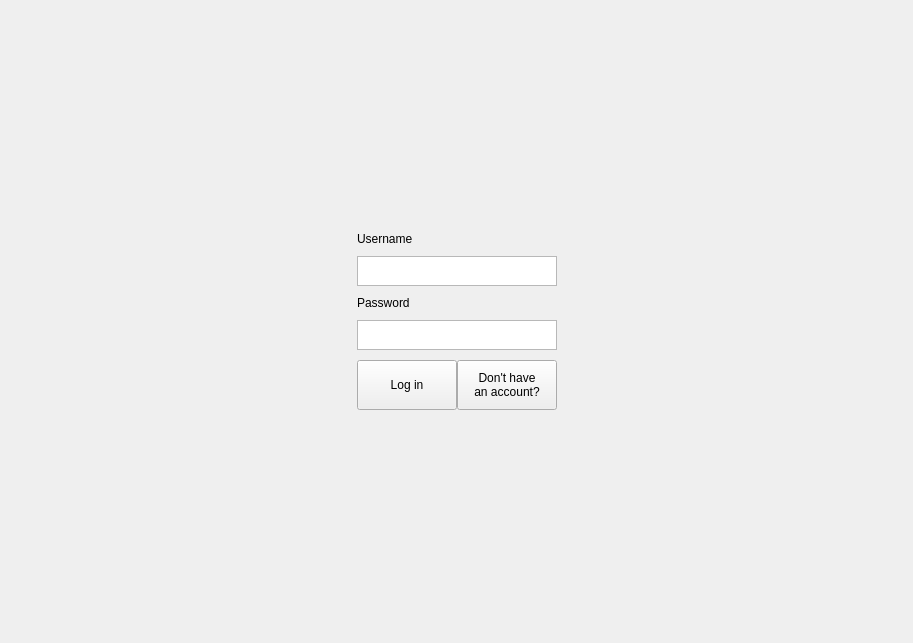
This is task-tracker-frontend/AuthorizationWidget.ui in Unkorunk/task-tracker as Qt 5 draws it before an edit. The edited form follows.
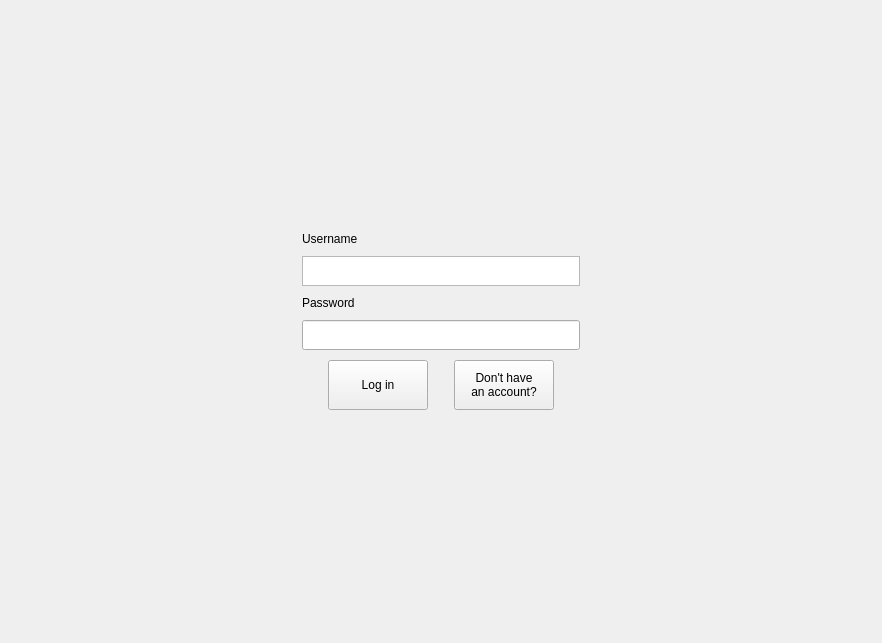
This is the edited form.

Commit message: fix dign up window

Patch:
```diff
--- a/task-tracker-frontend/AuthorizationWidget.ui
+++ b/task-tracker-frontend/AuthorizationWidget.ui
@@ -6,7 +6,7 @@
    <rect>
     <x>0</x>
     <y>0</y>
-    <width>913</width>
+    <width>882</width>
     <height>643</height>
    </rect>
   </property>
@@ -37,13 +37,13 @@
      </property>
      <property name="minimumSize">
       <size>
-       <width>250</width>
+       <width>300</width>
        <height>0</height>
       </size>
      </property>
      <property name="maximumSize">
       <size>
-       <width>150</width>
+       <width>300</width>
        <height>16777215</height>
       </size>
      </property>
@@ -108,13 +108,13 @@
         </property>
         <property name="minimumSize">
          <size>
-          <width>25</width>
+          <width>278</width>
           <height>0</height>
          </size>
         </property>
         <property name="maximumSize">
          <size>
-          <width>16777215</width>
+          <width>278</width>
           <height>30</height>
          </size>
         </property>
@@ -146,9 +146,9 @@
        </widget>
       </item>
       <item>
-       <widget class="QTextEdit" name="passwordField">
+       <widget class="QLineEdit" name="passwordField">
         <property name="sizePolicy">
-         <sizepolicy hsizetype="Preferred" vsizetype="Preferred">
+         <sizepolicy hsizetype="Preferred" vsizetype="Fixed">
           <horstretch>0</horstretch>
           <verstretch>0</verstretch>
          </sizepolicy>
@@ -156,7 +156,7 @@
         <property name="minimumSize">
          <size>
           <width>25</width>
-          <height>0</height>
+          <height>30</height>
          </size>
         </property>
         <property name="maximumSize">
@@ -165,6 +165,12 @@
           <height>30</height>
          </size>
         </property>
+        <property name="echoMode">
+         <enum>QLineEdit::Password</enum>
+        </property>
+        <property name="clearButtonEnabled">
+         <bool>false</bool>
+        </property>
        </widget>
       </item>
       <item>
```
The commit also changes 3 other files.
